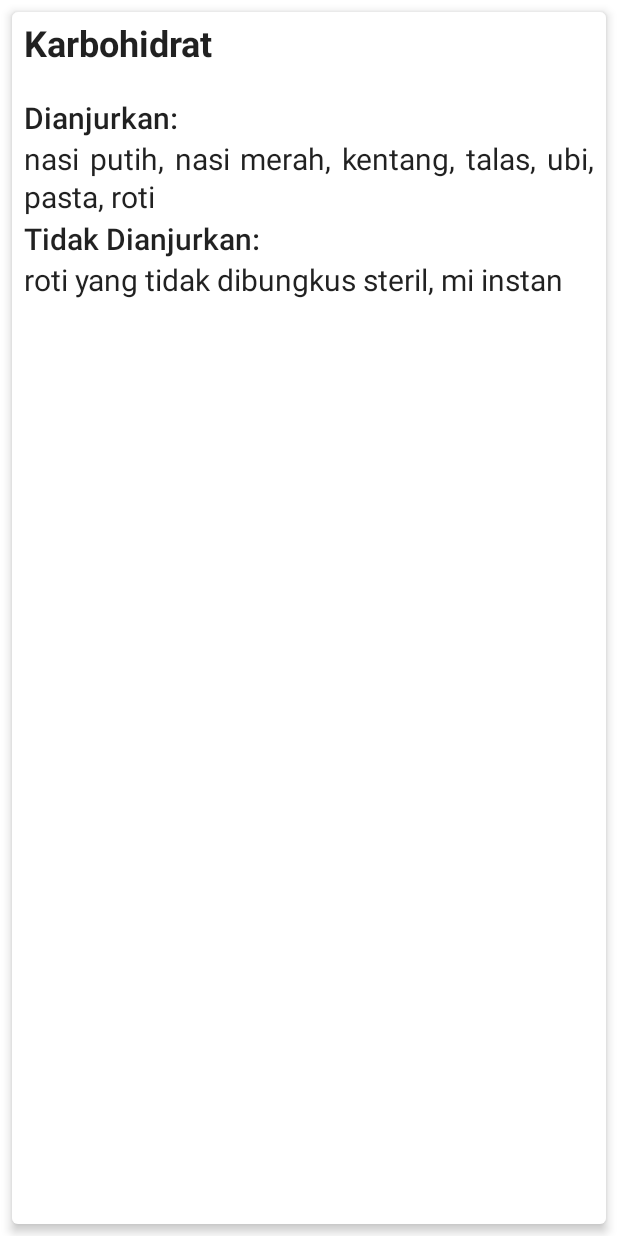
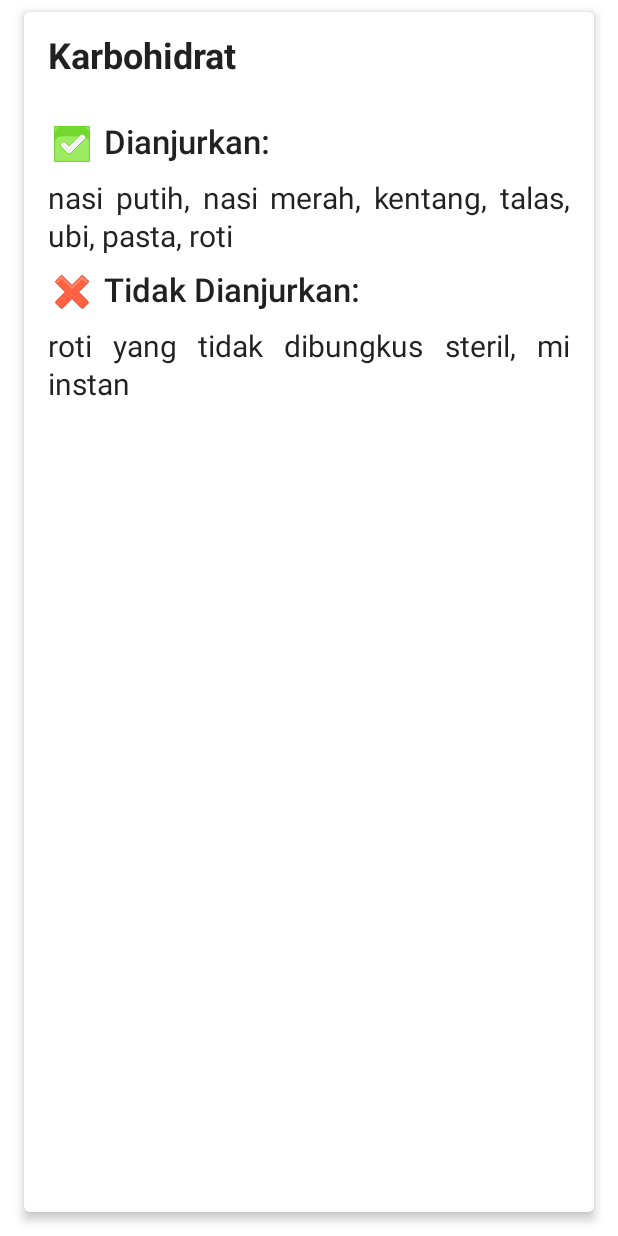
Before and after one commit to Fatimazza/Pedionutricare, an Android app built with Jetpack Compose: the composable FoodRecommendation called with sample values from the repository, on a phone screen of 412 x 824 dp. Run offline under Robolectric (Android 15) with nearby library versions, the phone set to English and light mode, and no system bars.

Commit message:
Recommended - Modify layout by adding Image and space

```diff
--- a/app/src/main/java/xyz/codingwithza/pedionutricare/FoodRecommendationActivity.kt
+++ b/app/src/main/java/xyz/codingwithza/pedionutricare/FoodRecommendationActivity.kt
@@ -3,16 +3,16 @@ package xyz.codingwithza.pedionutricare
 import android.os.Bundle
 import androidx.activity.ComponentActivity
 import androidx.activity.compose.setContent
+import androidx.compose.foundation.Image
 import androidx.compose.foundation.background
 import androidx.compose.foundation.layout.*
 import androidx.compose.foundation.lazy.LazyColumn
 import androidx.compose.foundation.lazy.items
-import androidx.compose.material.Card
-import androidx.compose.material.Scaffold
-import androidx.compose.material.Text
-import androidx.compose.material.TopAppBar
+import androidx.compose.material.*
 import androidx.compose.runtime.Composable
 import androidx.compose.ui.Modifier
+import androidx.compose.ui.layout.ContentScale
+import androidx.compose.ui.res.painterResource
 import androidx.compose.ui.res.stringResource
 import androidx.compose.ui.text.font.FontWeight
 import androidx.compose.ui.text.style.TextAlign
@@ -62,7 +62,12 @@ fun FoodRecommendation(
     modifier: Modifier = Modifier
 ) {
     Card(
-        modifier = modifier.padding(8.dp),
+        modifier = modifier.padding(
+            start = 16.dp,
+            top = 8.dp,
+            bottom = 16.dp,
+            end = 16.dp
+        ),
         elevation = 4.dp
     ) {
         Column(
@@ -71,36 +76,69 @@ fun FoodRecommendation(
             Text(
                 text = data.title,
                 fontWeight = FontWeight.Bold,
-                fontSize = 24.sp
+                fontSize = 24.sp,
+                modifier = modifier.padding(8.dp)
             )
             Spacer(
                 modifier = modifier.height(20.dp)
             )
+            Row (
+                modifier = modifier.padding(
+                    start = 8.dp,
+                    top = 0.dp,
+                    bottom = 0.dp,
+                    end = 0.dp
+                )
+            ){
+                Image(
+                    painterResource(R.drawable.ic_check),
+                    contentDescription = "",
+                    contentScale = ContentScale.FillWidth,
+                    modifier = modifier.size(32.dp)
+                )
                 Text(
-                text = "Dianjurkan:",
+                    text = " Dianjurkan:",
                     fontWeight = FontWeight.SemiBold,
-                fontSize = 20.sp,
+                    fontSize = 22.sp,
                     lineHeight = 30.sp
                 )
+            }
             Text(
                 text = data.recommended,
                 textAlign = TextAlign.Justify,
                 fontWeight = FontWeight.Normal,
                 fontSize = 20.sp,
-                lineHeight = 25.sp
+                lineHeight = 25.sp,
+                modifier = modifier.padding(8.dp)
+            )
+            Row (
+                modifier = modifier.padding(
+                    start = 8.dp,
+                    top = 0.dp,
+                    bottom = 0.dp,
+                    end = 0.dp
+                )
+            ) {
+                Image(
+                    painterResource(R.drawable.ic_not),
+                    contentDescription = "",
+                    contentScale = ContentScale.FillWidth,
+                    modifier = modifier.size(32.dp)
                 )
                 Text(
-                text = "Tidak Dianjurkan:",
+                    text = " Tidak Dianjurkan:",
                     fontWeight = FontWeight.SemiBold,
-                fontSize = 20.sp,
-                lineHeight = 30.sp
+                    fontSize = 22.sp,
+                    lineHeight = 30.sp,
                 )
+            }
             Text(
                 text = data.notrecommended,
                 textAlign = TextAlign.Justify,
                 fontWeight = FontWeight.Normal,
                 fontSize = 20.sp,
-                lineHeight = 25.sp
+                lineHeight = 25.sp,
+                modifier = modifier.padding(8.dp)
             )
         }
     }
```
Lines whose indentation alone changed are shown as unchanged.
